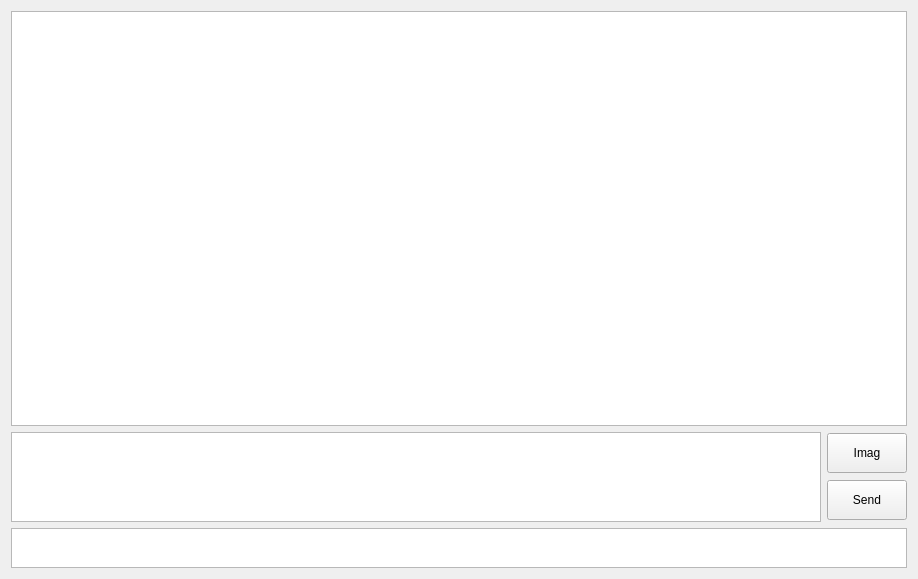
First picture: the form in Server/widget.ui, repository Kanade-forever/easyChat, before the edit.
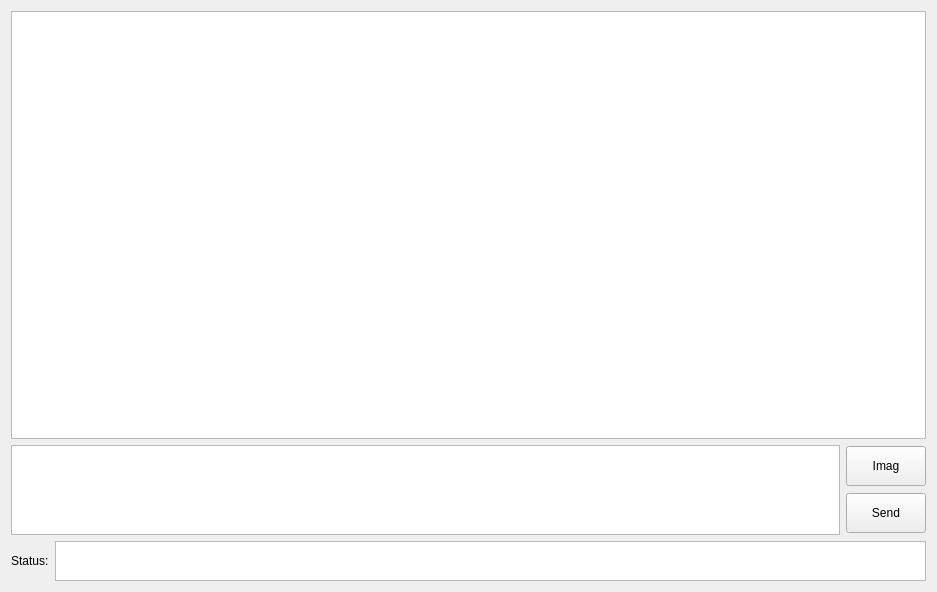
Second picture: the form after the edit.

```diff
--- a/Server/widget.ui
+++ b/Server/widget.ui
@@ -6,14 +6,14 @@
    <rect>
     <x>0</x>
     <y>0</y>
-    <width>918</width>
-    <height>579</height>
+    <width>937</width>
+    <height>592</height>
    </rect>
   </property>
   <property name="windowTitle">
    <string>Widget</string>
   </property>
-  <layout class="QHBoxLayout" name="horizontalLayout_2">
+  <layout class="QVBoxLayout" name="verticalLayout_3">
    <item>
     <layout class="QVBoxLayout" name="verticalLayout_2">
      <item>
@@ -99,6 +99,23 @@
         </layout>
        </item>
       </layout>
+     </item>
+    </layout>
+   </item>
+   <item>
+    <layout class="QHBoxLayout" name="horizontalLayout_2">
+     <item>
+      <widget class="QLabel" name="label">
+       <property name="sizePolicy">
+        <sizepolicy hsizetype="Fixed" vsizetype="Preferred">
+         <horstretch>0</horstretch>
+         <verstretch>0</verstretch>
+        </sizepolicy>
+       </property>
+       <property name="text">
+        <string>Status:</string>
+       </property>
+      </widget>
      </item>
      <item>
       <widget class="QTextBrowser" name="textBrowserShowServerStatus">
```
